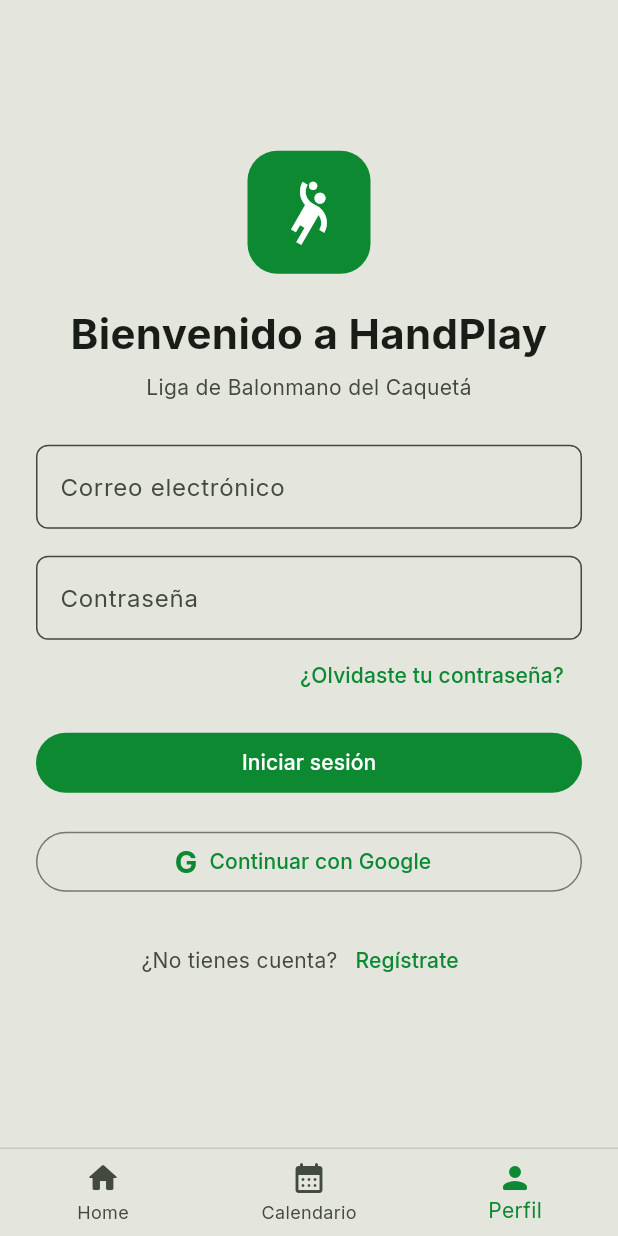
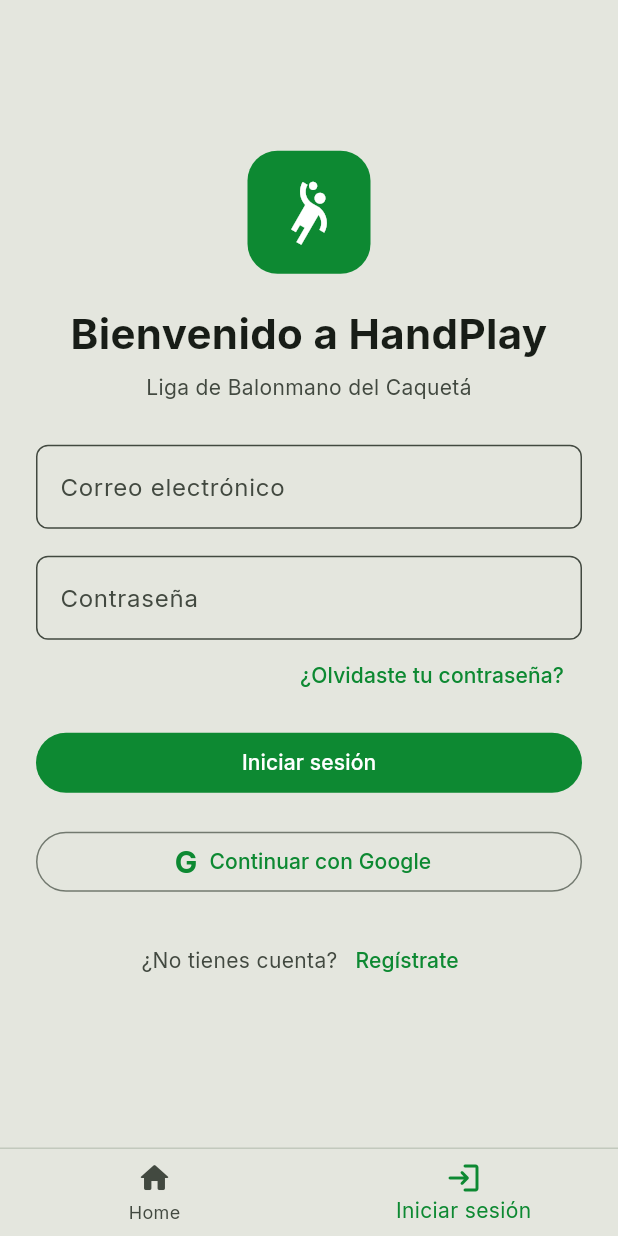
Before and after one commit to tatiana1104/handplay_demo, a Flutter app: the LoginScreen screen opened by its route, on a phone screen of 412 x 824 dp. Run offline on Flutter 3.47's test engine with Material 3 defaults, Android fonts, the phone set to English and light mode, and no system bars; our stand-ins replace cloud_firestore, dartz, equatable, firebase_auth, firebase_core, flutter_bloc and 4 more; accounts and stored records are empty; statements that could not run were skipped.

Commit message:
Fix public login navigation and splash palette

```diff
--- a/lib/features/auth/presentation/screens/login_screen.dart
+++ b/lib/features/auth/presentation/screens/login_screen.dart
@@ -90,7 +90,12 @@ class _LoginScreenState extends State<LoginScreen> {
                 ),
               ),
             ),
-            bottomNavigationBar: const AppBottomNavigationBar(selectedIndex: 2),
+            // Login sigue siendo una vista pública: muestra Home e Iniciar sesión,
+            // no las opciones de usuario autenticado.
+            bottomNavigationBar: const AppBottomNavigationBar(
+              selectedIndex: 1,
+              isAuthenticated: false,
+            ),
           );
         },
       ),
--- a/lib/features/auth/presentation/screens/splash_screen.dart
+++ b/lib/features/auth/presentation/screens/splash_screen.dart
@@ -34,7 +34,12 @@ class _SplashScreenState extends State<SplashScreen> {
 
   @override
   Widget build(BuildContext context) {
+    final colors = Theme.of(context).colorScheme;
+
     return Scaffold(
+      // Usa la superficie de la paleta desde el primer frame de Flutter,
+      // evitando que el splash aparezca con un blanco distinto al resto.
+      backgroundColor: colors.surface,
       body: Center(
         child: Column(
           mainAxisAlignment: MainAxisAlignment.center,
```
Also changed, not shown: 1 other file.
